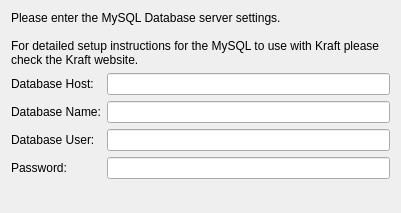
Qt form src/mysqldetails.ui (dragotin/kraft) before a commit.
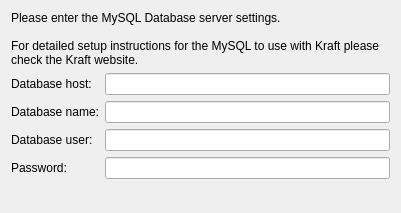
The same form after that commit.

```diff
--- a/src/mysqldetails.ui
+++ b/src/mysqldetails.ui
@@ -28,7 +28,7 @@
      <item row="0" column="0">
       <widget class="QLabel" name="label_2">
        <property name="text">
-        <string>Database Host:</string>
+        <string>Database host:</string>
        </property>
       </widget>
      </item>
@@ -38,7 +38,7 @@
      <item row="1" column="0">
       <widget class="QLabel" name="label_5">
        <property name="text">
-        <string>Database Name:</string>
+        <string>Database name:</string>
        </property>
       </widget>
      </item>
@@ -48,7 +48,7 @@
      <item row="2" column="0">
       <widget class="QLabel" name="label_3">
        <property name="text">
-        <string>Database User:</string>
+        <string>Database user:</string>
        </property>
       </widget>
      </item>
```
